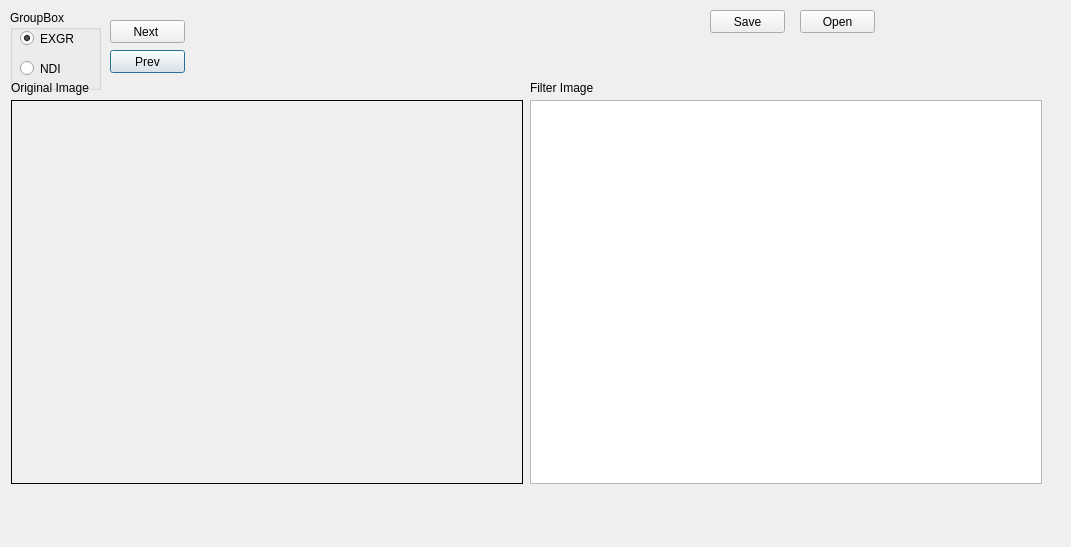
zaher88abd/Segmenter, file main.ui: the form before one commit.
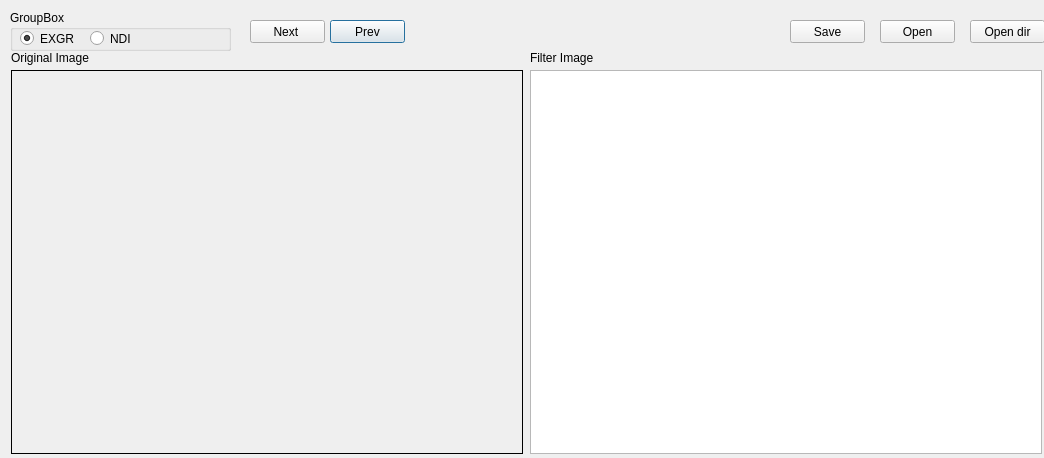
The form after the commit.

Patch:
```diff
--- a/main.ui
+++ b/main.ui
@@ -6,8 +6,8 @@
    <rect>
     <x>0</x>
     <y>0</y>
-    <width>1071</width>
-    <height>547</height>
+    <width>1044</width>
+    <height>458</height>
    </rect>
   </property>
   <property name="windowTitle">
@@ -16,8 +16,8 @@
   <widget class="QPushButton" name="prvBtn">
    <property name="geometry">
     <rect>
-     <x>110</x>
-     <y>50</y>
+     <x>330</x>
+     <y>20</y>
      <width>75</width>
      <height>23</height>
     </rect>
@@ -30,7 +30,7 @@
    <property name="geometry">
     <rect>
      <x>11</x>
-     <y>100</y>
+     <y>70</y>
      <width>512</width>
      <height>384</height>
     </rect>
@@ -49,7 +49,7 @@
    <property name="geometry">
     <rect>
      <x>11</x>
-     <y>80</y>
+     <y>50</y>
      <width>81</width>
      <height>16</height>
     </rect>
@@ -62,7 +62,7 @@
    <property name="geometry">
     <rect>
      <x>530</x>
-     <y>80</y>
+     <y>50</y>
      <width>81</width>
      <height>16</height>
     </rect>
@@ -76,8 +76,8 @@
     <rect>
      <x>10</x>
      <y>10</y>
-     <width>91</width>
-     <height>80</height>
+     <width>221</width>
+     <height>41</height>
     </rect>
    </property>
    <property name="title">
@@ -86,8 +86,8 @@
    <widget class="QRadioButton" name="radBtn_2">
     <property name="geometry">
      <rect>
-      <x>10</x>
-      <y>50</y>
+      <x>80</x>
+      <y>20</y>
       <width>51</width>
       <height>17</height>
      </rect>
@@ -116,7 +116,7 @@
   <widget class="QPushButton" name="nextBtn">
    <property name="geometry">
     <rect>
-     <x>110</x>
+     <x>250</x>
      <y>20</y>
      <width>75</width>
      <height>23</height>
@@ -129,8 +129,8 @@
   <widget class="QPushButton" name="saveBtn">
    <property name="geometry">
     <rect>
-     <x>710</x>
-     <y>10</y>
+     <x>790</x>
+     <y>20</y>
      <width>75</width>
      <height>23</height>
     </rect>
@@ -142,8 +142,8 @@
   <widget class="QPushButton" name="openBtn">
    <property name="geometry">
     <rect>
-     <x>800</x>
-     <y>10</y>
+     <x>880</x>
+     <y>20</y>
      <width>75</width>
      <height>23</height>
     </rect>
@@ -156,12 +156,25 @@
    <property name="geometry">
     <rect>
      <x>530</x>
-     <y>100</y>
+     <y>70</y>
      <width>512</width>
      <height>384</height>
     </rect>
    </property>
   </widget>
+  <widget class="QPushButton" name="openBtnDir">
+   <property name="geometry">
+    <rect>
+     <x>970</x>
+     <y>20</y>
+     <width>75</width>
+     <height>23</height>
+    </rect>
+   </property>
+   <property name="text">
+    <string>Open dir</string>
+   </property>
+  </widget>
  </widget>
  <resources/>
  <connections/>
```
Left out of the diff: 4 changed lines with no effect on the pictures.
